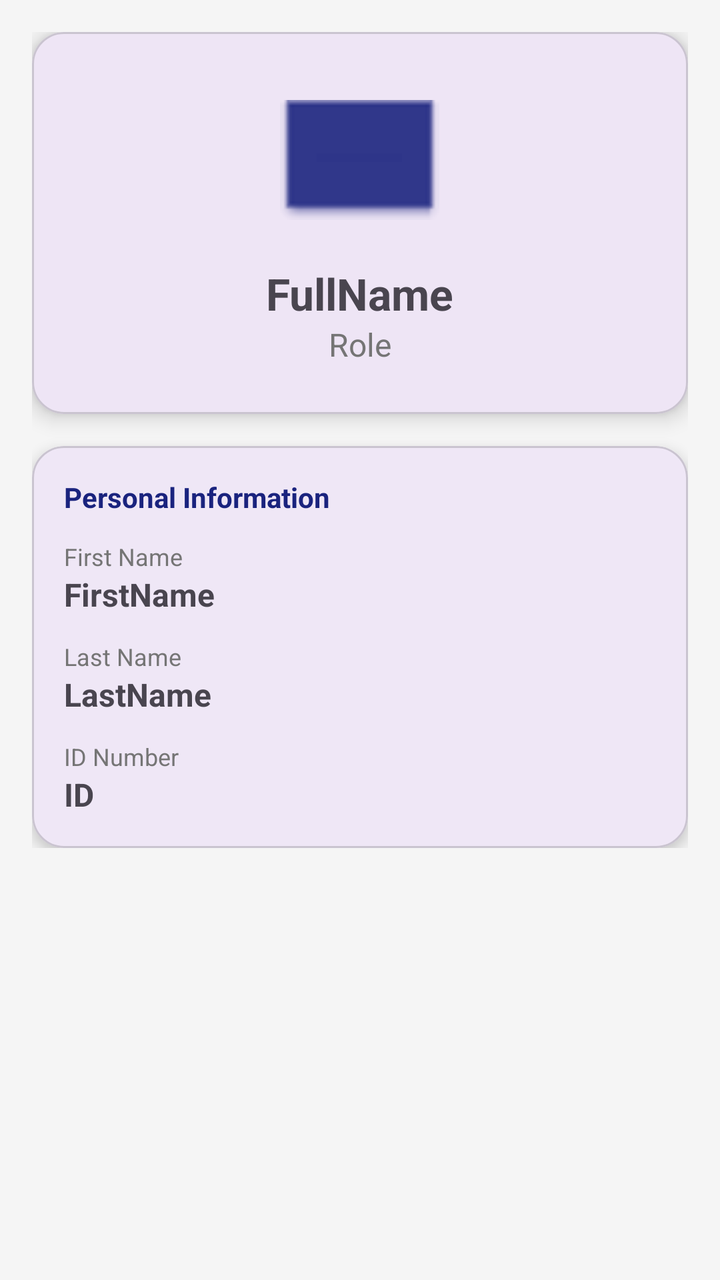
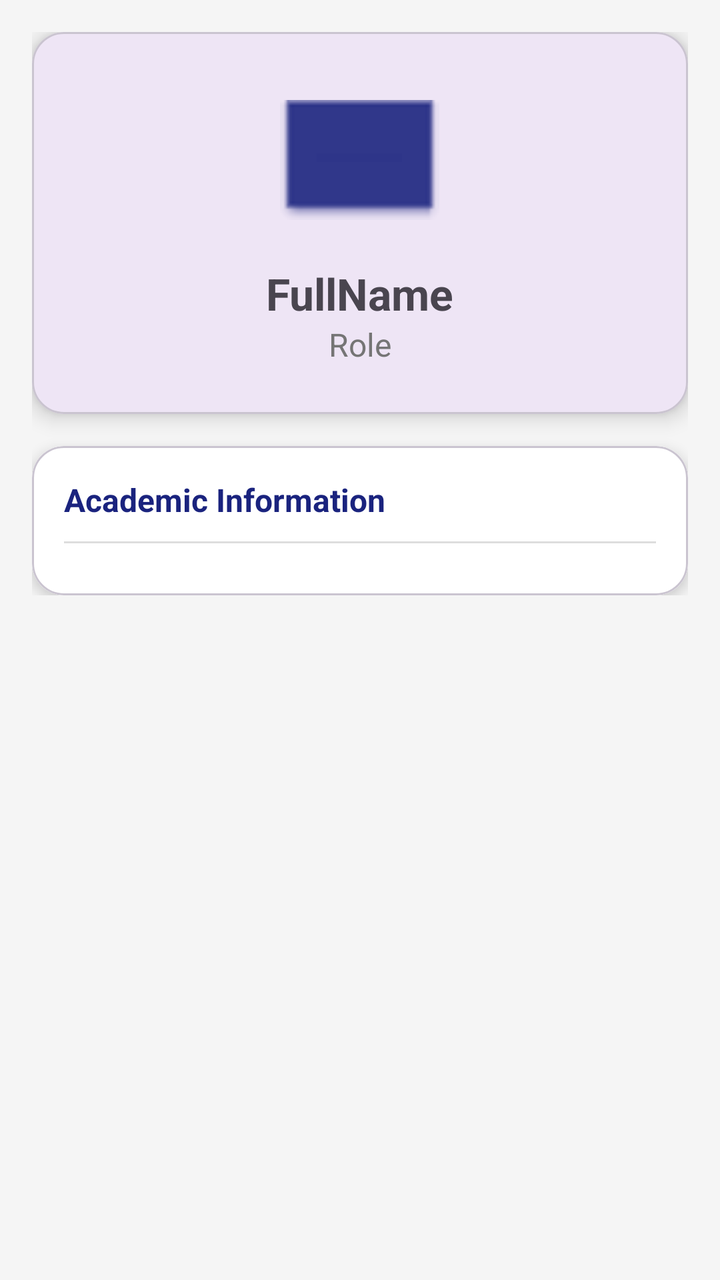

Before-and-after screenshots of an Android layout around one commit, followed by the original layout XML and the change that was made.
<!-- AndroidManifest.xml: application theme Theme.Schooly -->
<!-- res/layout/activity_profile.xml -->
<?xml version="1.0" encoding="utf-8"?>
<ScrollView xmlns:android="http://schemas.android.com/apk/res/android"
    xmlns:app="http://schemas.android.com/apk/res-auto"
    android:layout_width="match_parent"
    android:layout_height="match_parent"
    android:background="#F5F5F5">

    <androidx.constraintlayout.widget.ConstraintLayout
        android:layout_width="match_parent"
        android:layout_height="wrap_content"
        android:padding="16dp">

        <com.google.android.material.card.MaterialCardView
            android:id="@+id/cardProfile"
            android:layout_width="0dp"
            android:layout_height="wrap_content"
            app:cardCornerRadius="16dp"
            app:cardElevation="6dp"
            app:layout_constraintTop_toTopOf="parent"
            app:layout_constraintStart_toStartOf="parent"
            app:layout_constraintEnd_toEndOf="parent">

            <androidx.constraintlayout.widget.ConstraintLayout
                android:layout_width="match_parent"
                android:layout_height="wrap_content"
                android:padding="24dp">

                <ImageView
                    android:id="@+id/imgAvatar"
                    android:layout_width="80dp"
                    android:layout_height="80dp"
                    android:src="@android:drawable/editbox_dropdown_dark_frame"
                    app:tint="#1A237E"
                    app:layout_constraintEnd_toEndOf="parent"
                    app:layout_constraintStart_toStartOf="parent"
                    app:layout_constraintTop_toTopOf="parent" />

                <TextView
                    android:id="@+id/tvFullName"
                    android:layout_width="wrap_content"
                    android:layout_height="wrap_content"
                    android:text="FullName"
                    android:textSize="22sp"
                    android:textStyle="bold"
                    android:layout_marginTop="12dp"
                    app:layout_constraintTop_toBottomOf="@id/imgAvatar"
                    app:layout_constraintStart_toStartOf="parent"
                    app:layout_constraintEnd_toEndOf="parent"/>

                <TextView
                    android:id="@+id/tvRole"
                    android:layout_width="wrap_content"
                    android:layout_height="wrap_content"
                    android:text="Role"
                    android:textColor="#757575"
                    android:textSize="16sp"
                    app:layout_constraintTop_toBottomOf="@id/tvFullName"
                    app:layout_constraintStart_toStartOf="parent"
                    app:layout_constraintEnd_toEndOf="parent"/>

            </androidx.constraintlayout.widget.ConstraintLayout>
        </com.google.android.material.card.MaterialCardView>

        <com.google.android.material.card.MaterialCardView
            android:id="@+id/cardInfo"
            android:layout_width="0dp"
            android:layout_height="wrap_content"
            android:layout_marginTop="16dp"
            app:cardCornerRadius="16dp"
            app:cardElevation="4dp"
            app:layout_constraintTop_toBottomOf="@id/cardProfile"
            app:layout_constraintStart_toStartOf="parent"
            app:layout_constraintEnd_toEndOf="parent">

            <LinearLayout
                android:layout_width="match_parent"
                android:layout_height="wrap_content"
                android:orientation="vertical"
                android:padding="16dp">

                <TextView
                    android:layout_width="wrap_content"
                    android:layout_height="wrap_content"
                    android:text="Personal Information"
                    android:textSize="14sp"
                    android:textStyle="bold"
                    android:textColor="#1A237E"
                    android:layout_marginBottom="12dp"/>

                <TextView
                    android:layout_width="wrap_content"
                    android:layout_height="wrap_content"
                    android:text="First Name"
                    android:textSize="12sp"
                    android:textColor="#757575"/>
                <TextView
                    android:id="@+id/valueFirstName"
                    android:layout_width="wrap_content"
                    android:layout_height="wrap_content"
                    android:text="FirstName"
                    android:textSize="16sp"
                    android:textStyle="bold"
                    android:layout_marginBottom="12dp"/>

                <TextView
                    android:layout_width="wrap_content"
                    android:layout_height="wrap_content"
                    android:text="Last Name"
                    android:textSize="12sp"
                    android:textColor="#757575"/>
                <TextView
                    android:id="@+id/valueLastName"
                    android:layout_width="wrap_content"
                    android:layout_height="wrap_content"
                    android:text="LastName"
                    android:textSize="16sp"
                    android:textStyle="bold"
                    android:layout_marginBottom="12dp"/>

                <TextView
                    android:layout_width="wrap_content"
                    android:layout_height="wrap_content"
                    android:text="ID Number"
                    android:textSize="12sp"
                    android:textColor="#757575"/>
                <TextView
                    android:id="@+id/valueId"
                    android:layout_width="wrap_content"
                    android:layout_height="wrap_content"
                    android:text="ID"
                    android:textSize="16sp"
                    android:textStyle="bold"/>

            </LinearLayout>
        </com.google.android.material.card.MaterialCardView>

        <com.google.android.material.card.MaterialCardView
            android:id="@+id/cardAcademicInfo"
            android:layout_width="0dp"
            android:layout_height="wrap_content"
            android:layout_marginTop="16dp"
            android:visibility="gone"
            app:cardCornerRadius="16dp"
            app:cardElevation="4dp"
            app:layout_constraintTop_toBottomOf="@id/cardInfo"
            app:layout_constraintStart_toStartOf="parent"
            app:layout_constraintEnd_toEndOf="parent">

            <LinearLayout
                android:layout_width="match_parent"
                android:layout_height="wrap_content"
                android:orientation="vertical"
                android:padding="16dp">

                <TextView
                    android:layout_width="wrap_content"
                    android:layout_height="wrap_content"
                    android:text="Academic Information"
                    android:textSize="14sp"
                    android:textStyle="bold"
                    android:textColor="#FF5722"
                    android:layout_marginBottom="12dp"/>

                <TextView
                    android:layout_width="wrap_content"
                    android:layout_height="wrap_content"
                    android:text="Class &amp; Grade"
                    android:textSize="12sp"
                    android:textColor="#757575"/>
                <TextView
                    android:id="@+id/valueClassGrade"
                    android:layout_width="wrap_content"
                    android:layout_height="wrap_content"
                    android:text="Loading..."
                    android:textSize="16sp"
                    android:textStyle="bold"
                    android:layout_marginBottom="12dp"/>

                <TextView
                    android:layout_width="wrap_content"
                    android:layout_height="wrap_content"
                    android:text="Math Level"
                    android:textSize="12sp"
                    android:textColor="#757575"/>
                <TextView
                    android:id="@+id/valueMath"
                    android:layout_width="wrap_content"
                    android:layout_height="wrap_content"
                    android:text="Loading..."
                    android:textSize="16sp"
                    android:textStyle="bold"
                    android:layout_marginBottom="12dp"/>

                <TextView
                    android:layout_width="wrap_content"
                    android:layout_height="wrap_content"
                    android:text="English Level"
                    android:textSize="12sp"
                    android:textColor="#757575"/>
                <TextView
                    android:id="@+id/valueEnglish"
                    android:layout_width="wrap_content"
                    android:layout_height="wrap_content"
                    android:text="Loading..."
                    android:textSize="16sp"
                    android:textStyle="bold"
                    android:layout_marginBottom="12dp"/>

                <TextView
                    android:layout_width="wrap_content"
                    android:layout_height="wrap_content"
                    android:text="Majors"
                    android:textSize="12sp"
                    android:textColor="#757575"/>
                <TextView
                    android:id="@+id/valueMajors"
                    android:layout_width="wrap_content"
                    android:layout_height="wrap_content"
                    android:text="Loading..."
                    android:textSize="16sp"
                    android:textStyle="bold"/>

            </LinearLayout>
        </com.google.android.material.card.MaterialCardView>

    </androidx.constraintlayout.widget.ConstraintLayout>
</ScrollView>
<!-- resources referenced by this layout -->
<resources>
  <style name="Theme.Schooly" parent="Base.Theme.Schooly" />
  <style name="Base.Theme.Schooly" parent="Theme.Material3.DayNight.NoActionBar">
          
          
      </style>
</resources>

<!-- the commit's change to res/layout/activity_profile.xml (unified diff, before → after) -->
@@ -62,7 +62,7 @@
         </com.google.android.material.card.MaterialCardView>
 
         <com.google.android.material.card.MaterialCardView
-            android:id="@+id/cardInfo"
+            android:id="@+id/cardAcademicInfo"
             android:layout_width="0dp"
             android:layout_height="wrap_content"
             android:layout_marginTop="16dp"
@@ -76,149 +76,30 @@
                 android:layout_width="match_parent"
                 android:layout_height="wrap_content"
                 android:orientation="vertical"
+                android:background="@android:color/white"
                 android:padding="16dp">
 
                 <TextView
-                    android:layout_width="wrap_content"
-                    android:layout_height="wrap_content"
-                    android:text="Personal Information"
-                    android:textSize="14sp"
-                    android:textStyle="bold"
-                    android:textColor="#1A237E"
-                    android:layout_marginBottom="12dp"/>
-
-                <TextView
-                    android:layout_width="wrap_content"
-                    android:layout_height="wrap_content"
-                    android:text="First Name"
-                    android:textSize="12sp"
-                    android:textColor="#757575"/>
-                <TextView
-                    android:id="@+id/valueFirstName"
-                    android:layout_width="wrap_content"
-                    android:layout_height="wrap_content"
-                    android:text="FirstName"
-                    android:textSize="16sp"
-                    android:textStyle="bold"
-                    android:layout_marginBottom="12dp"/>
-
-                <TextView
-                    android:layout_width="wrap_content"
-                    android:layout_height="wrap_content"
-                    android:text="Last Name"
-                    android:textSize="12sp"
-                    android:textColor="#757575"/>
-                <TextView
-                    android:id="@+id/valueLastName"
-                    android:layout_width="wrap_content"
-                    android:layout_height="wrap_content"
-                    android:text="LastName"
-                    android:textSize="16sp"
-                    android:textStyle="bold"
-                    android:layout_marginBottom="12dp"/>
-
-                <TextView
-                    android:layout_width="wrap_content"
-                    android:layout_height="wrap_content"
-                    android:text="ID Number"
-                    android:textSize="12sp"
-                    android:textColor="#757575"/>
-                <TextView
-                    android:id="@+id/valueId"
-                    android:layout_width="wrap_content"
-                    android:layout_height="wrap_content"
-                    android:text="ID"
-                    android:textSize="16sp"
-                    android:textStyle="bold"/>
-
-            </LinearLayout>
-        </com.google.android.material.card.MaterialCardView>
-
-        <com.google.android.material.card.MaterialCardView
-            android:id="@+id/cardAcademicInfo"
-            android:layout_width="0dp"
-            android:layout_height="wrap_content"
-            android:layout_marginTop="16dp"
-            android:visibility="gone"
-            app:cardCornerRadius="16dp"
-            app:cardElevation="4dp"
-            app:layout_constraintTop_toBottomOf="@id/cardInfo"
-            app:layout_constraintStart_toStartOf="parent"
-            app:layout_constraintEnd_toEndOf="parent">
-
-            <LinearLayout
-                android:layout_width="match_parent"
-                android:layout_height="wrap_content"
-                android:orientation="vertical"
-                android:padding="16dp">
-
-                <TextView
-                    android:layout_width="wrap_content"
+                    android:id="@+id/tvAcademicHeader"
+                    android:layout_width="match_parent"
                     android:layout_height="wrap_content"
                     android:text="Academic Information"
-                    android:textSize="14sp"
                     android:textStyle="bold"
-                    android:textColor="#FF5722"
-                    android:layout_marginBottom="12dp"/>
+                    android:textSize="16sp"
+                    android:textColor="#1A237E"
+                    android:layout_marginBottom="10dp"/>
 
-                <TextView
-                    android:layout_width="wrap_content"
+                <View
+                    android:layout_width="match_parent"
+                    android:layout_height="1dp"
+                    android:background="#DDDDDD"
+                    android:layout_marginBottom="10dp"/>
+
+                <LinearLayout
+                    android:id="@+id/layoutDynamicInfoContainer"
+                    android:layout_width="match_parent"
                     android:layout_height="wrap_content"
-                    android:text="Class &amp; Grade"
-                    android:textSize="12sp"
-                    android:textColor="#757575"/>
-                <TextView
-                    android:id="@+id/valueClassGrade"
-                    android:layout_width="wrap_content"
-                    android:layout_height="wrap_content"
-                    android:text="Loading..."
-                    android:textSize="16sp"
-                    android:textStyle="bold"
-                    android:layout_marginBottom="12dp"/>
-
-                <TextView
-                    android:layout_width="wrap_content"
-                    android:layout_height="wrap_content"
-                    android:text="Math Level"
-                    android:textSize="12sp"
-                    android:textColor="#757575"/>
-                <TextView
-                    android:id="@+id/valueMath"
-                    android:layout_width="wrap_content"
-                    android:layout_height="wrap_content"
-                    android:text="Loading..."
-                    android:textSize="16sp"
-                    android:textStyle="bold"
-                    android:layout_marginBottom="12dp"/>
-
-                <TextView
-                    android:layout_width="wrap_content"
-                    android:layout_height="wrap_content"
-                    android:text="English Level"
-                    android:textSize="12sp"
-                    android:textColor="#757575"/>
-                <TextView
-                    android:id="@+id/valueEnglish"
-                    android:layout_width="wrap_content"
-                    android:layout_height="wrap_content"
-                    android:text="Loading..."
-                    android:textSize="16sp"
-                    android:textStyle="bold"
-                    android:layout_marginBottom="12dp"/>
-
-                <TextView
-                    android:layout_width="wrap_content"
-                    android:layout_height="wrap_content"
-                    android:text="Majors"
-                    android:textSize="12sp"
-                    android:textColor="#757575"/>
-                <TextView
-                    android:id="@+id/valueMajors"
-                    android:layout_width="wrap_content"
-                    android:layout_height="wrap_content"
-                    android:text="Loading..."
-                    android:textSize="16sp"
-                    android:textStyle="bold"/>
+                    android:orientation="vertical" />
 
             </LinearLayout>
         </com.google.android.material.card.MaterialCardView>
